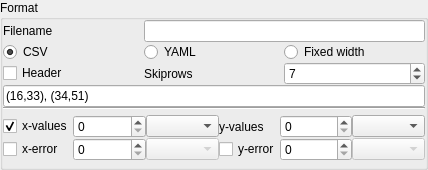
First picture: the form in chisurf/gui/widgets/fio/csvInput.ui, repository Fluorescence-Tools/chisurf, before the edit.
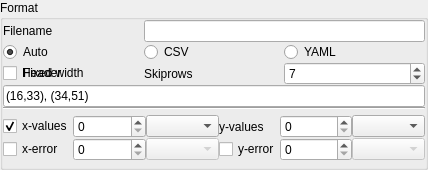
Second picture: the form after the edit.

Commit message:
Add support for `.thd` file reading and auto-detection of file type based on extension
- Introduced `THDReader` class for `.thd` file handling.
- Enhanced `TCSPCReader` with an auto-detection mechanism for file reading routines.
- Updated GUI to include a radio button for automatic file type detection.
- Added tests for the auto-detection functionality.

Diff of the .ui file:
```diff
--- a/chisurf/gui/widgets/fio/csvInput.ui
+++ b/chisurf/gui/widgets/fio/csvInput.ui
@@ -77,6 +77,19 @@
        </widget>
       </item>
       <item row="1" column="0">
+       <widget class="QRadioButton" name="radioButton_4">
+        <property name="toolTip">
+         <string>Automatically detect the file type based on the file extension.</string>
+        </property>
+        <property name="text">
+         <string>Auto</string>
+        </property>
+        <property name="checked">
+         <bool>true</bool>
+        </property>
+       </widget>
+      </item>
+      <item row="1" column="1">
        <widget class="QRadioButton" name="radioButton_2">
         <property name="toolTip">
          <string>Select this if the file that is being opened is a comma separated value file.</string>
@@ -85,11 +98,11 @@
          <string>CSV</string>
         </property>
         <property name="checked">
-         <bool>true</bool>
+         <bool>false</bool>
         </property>
        </widget>
       </item>
-      <item row="1" column="1">
+      <item row="1" column="2">
        <widget class="QRadioButton" name="radioButton_3">
         <property name="toolTip">
          <string>&lt;html&gt;&lt;head/&gt;&lt;body&gt;&lt;p&gt;Use this option to open a YAML file exported by ChiSurf or associated tools.&lt;/p&gt;&lt;/body&gt;&lt;/html&gt;</string>
@@ -99,7 +112,7 @@
         </property>
        </widget>
       </item>
-      <item row="1" column="2">
+      <item row="2" column="0">
        <widget class="QRadioButton" name="radioButton">
         <property name="toolTip">
          <string>&lt;html&gt;&lt;head/&gt;&lt;body&gt;&lt;p&gt;Use this option of open fixed column width files.&lt;/p&gt;&lt;/body&gt;&lt;/html&gt;</string>
```
Left out of the diff: 16 changed lines with no effect on the pictures. The commit also changes 5 other files.
